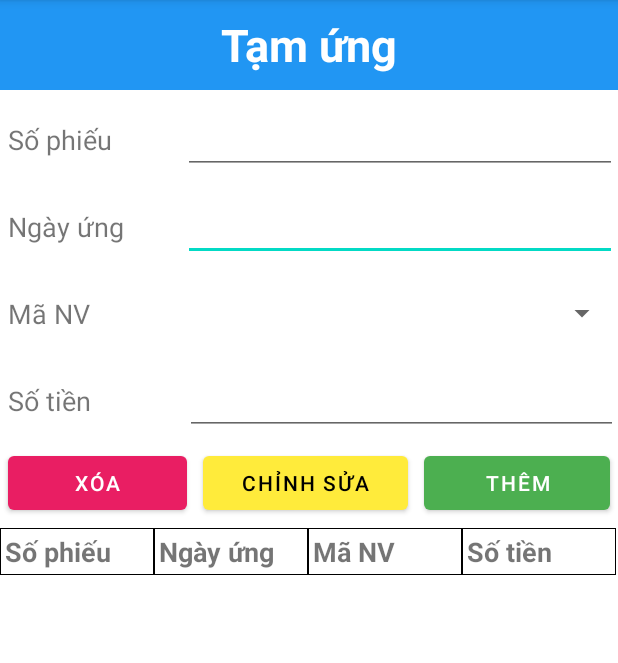
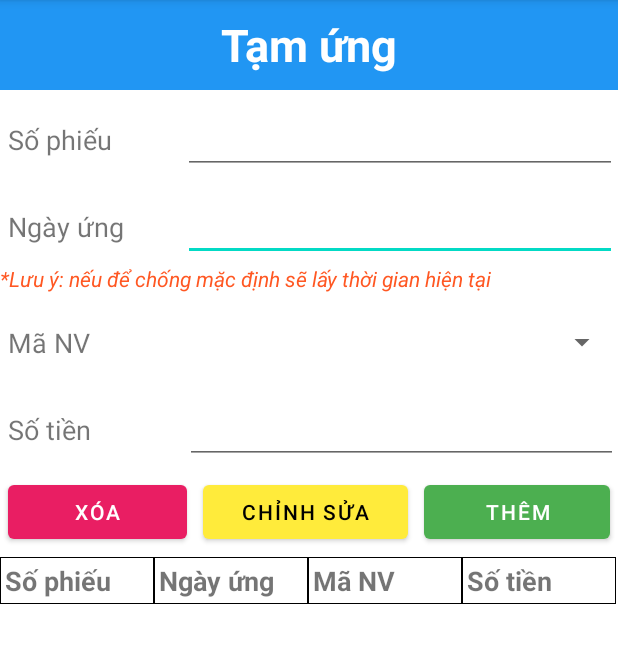
Before and after one commit to TrG-1999/MobileApp-QuanLyLuong, an Android app: the TamUng screen opened directly, with no data from a screen before it, on a phone screen of 412 x 824 dp, the part 84-747 px from its top. Run offline under Robolectric (Android 15) with nearby library versions, the phone set to English and light mode, and no system bars.

Commit message:
update some information

```diff
--- a/QuanLyLuong/app/src/main/res/layout/activity_tam_ung.xml
+++ b/QuanLyLuong/app/src/main/res/layout/activity_tam_ung.xml
@@ -69,7 +69,13 @@
             android:inputType="date" />
 
     </LinearLayout>
-
+    <TextView
+        android:id="@+id/textView21"
+        android:layout_width="match_parent"
+        android:layout_height="wrap_content"
+        android:text="*Lưu ý: nếu để chống mặc định sẽ lấy thời gian hiện tại"
+        android:textColor="#FF5722"
+        android:textStyle="italic" />
     <LinearLayout
         android:layout_width="match_parent"
         android:layout_height="50dp"
```
Also changed, not shown: QuanLyLuong/app/src/main/res/layout/table_row_tu.xml (+4 -4 lines), 1 other file.
